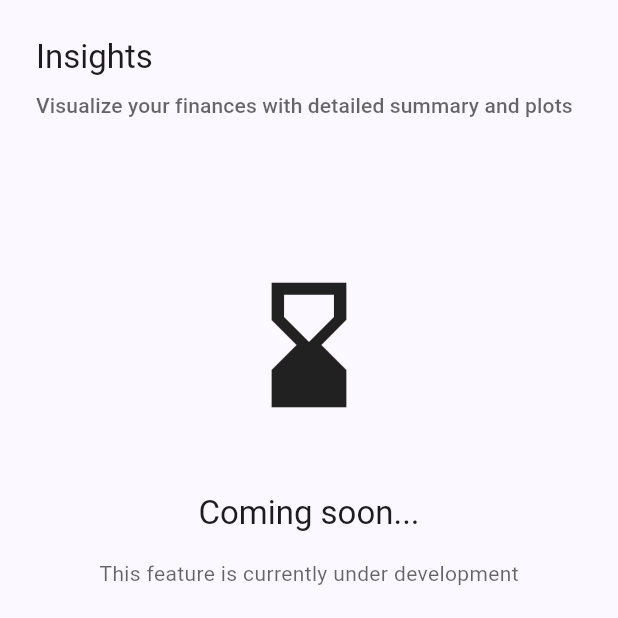
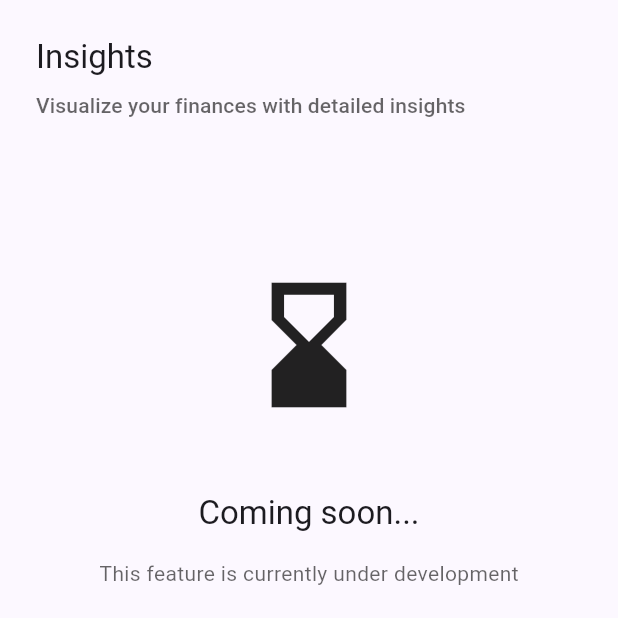
Before and after one commit to izxxr/khaata, a Flutter app: the Insights screen opened by its route, on a phone screen of 412 x 824 dp, the top half of it. Run offline on Flutter 3.47's test engine with Material 3 defaults, Android fonts, the phone set to English and light mode, and no system bars; our stand-ins replace drift, drift_flutter, flutter_bloc, go_router, google_fonts, shared_preferences; accounts and stored records are empty; generated files the repository leaves out were written again.

Commit message:
Change insights page subtitle wording slightly

```diff
--- a/lib/features/insights/pages/insights.dart
+++ b/lib/features/insights/pages/insights.dart
@@ -18,7 +18,7 @@ class Insights extends StatelessWidget {
         ),
         SizedBox(height: AppSpacing.sm),
         Text(
-          "Visualize your finances with detailed summary and plots",
+          "Visualize your finances with detailed insights",
           style: Theme.of(context)
                       .textTheme
                       .titleSmall
```
